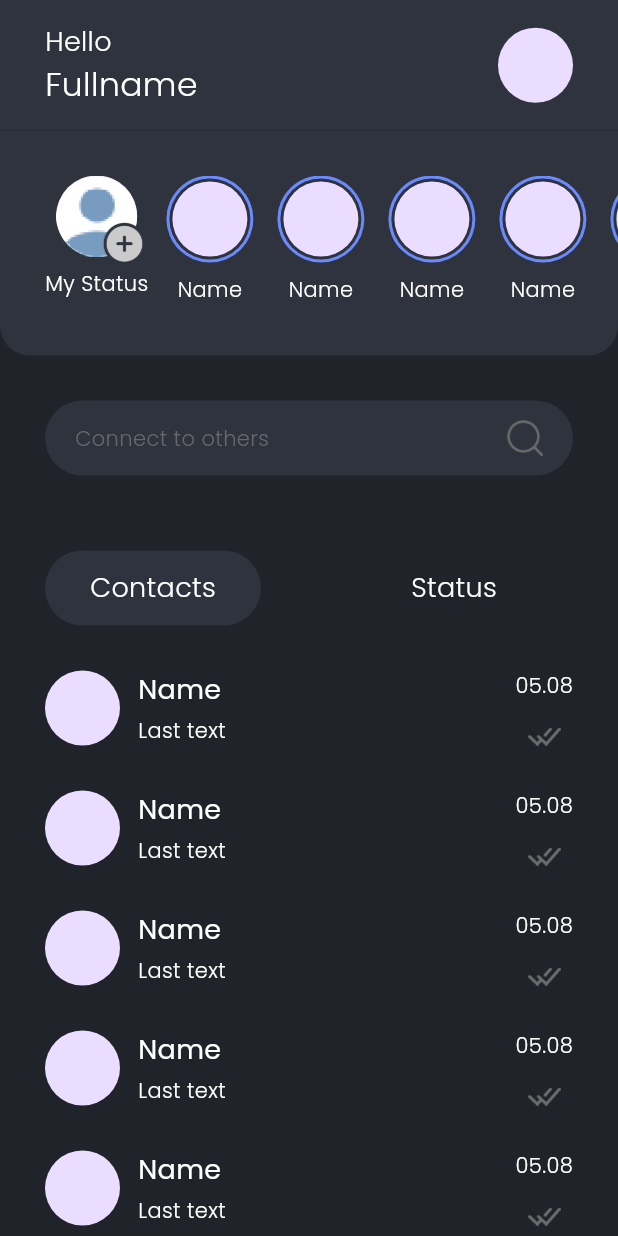
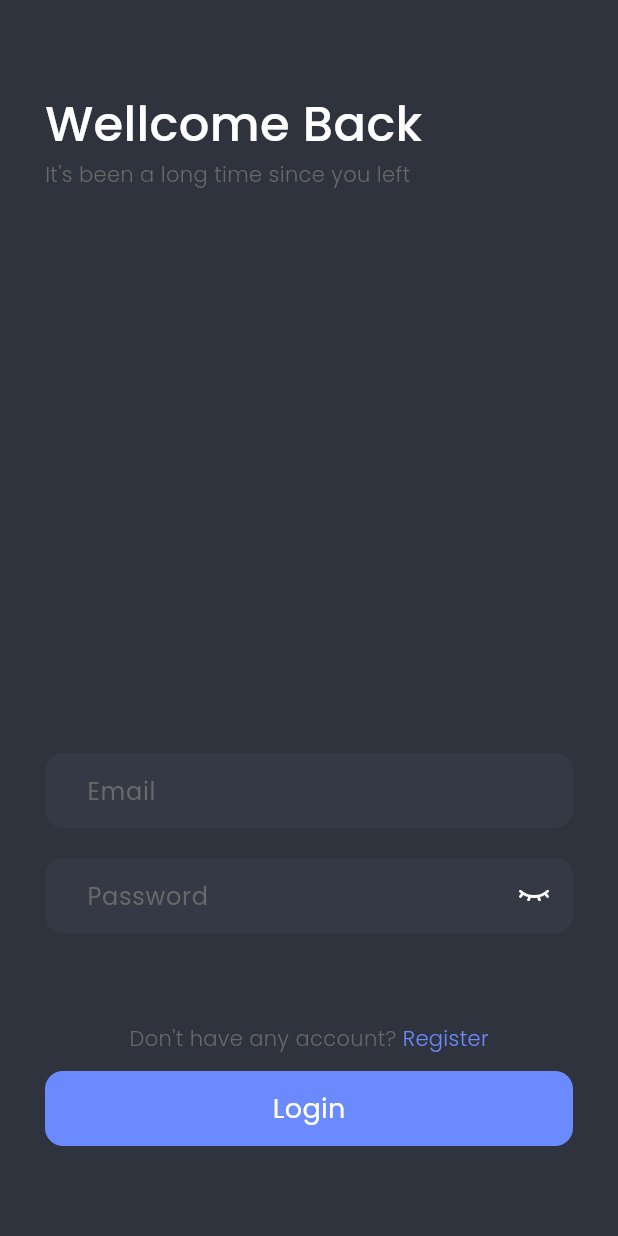
Before and after one commit to ahmdmarzuki/flutter_chat_app, a Flutter app: the screen it shows after launch, on a phone screen of 412 x 824 dp. Run offline on Flutter 3.47's test engine with Material 3 defaults, Android fonts, the phone set to English and light mode, and no system bars; our stand-ins replace google_fonts.

Commit message:
add login and registerscreen

```diff
--- a/lib/main.dart
+++ b/lib/main.dart
@@ -1,4 +1,7 @@
-import 'package:chat_app/src/screen/home_screen.dart';
+import 'package:chat_app/src/core/services/auth/register_or_login.dart';
+import 'package:chat_app/src/screen/auth/login_screen.dart';
+import 'package:chat_app/src/screen/auth/splash_screen.dart';
+import 'package:chat_app/src/screen/home/home_screen.dart';
 import 'package:flutter/material.dart';
 
 void main() {
@@ -8,17 +11,12 @@ void main() {
 class MyApp extends StatelessWidget {
   const MyApp({super.key});
 
-
   @override
   Widget build(BuildContext context) {
-    return MaterialApp(
+    return const MaterialApp(
       debugShowCheckedModeBanner: false,
       title: 'Flutter Demo',
-      theme: ThemeData(
-        colorScheme: ColorScheme.fromSeed(seedColor: Colors.deepPurple),
-        useMaterial3: true,
-      ),
-      home: const HomeScreen(),
+      home: RegisterOrLogin(),
     );
   }
 }
--- /dev/null
+++ b/lib/src/core/services/auth/register_or_login.dart
@@ -0,0 +1,33 @@
+import 'package:chat_app/src/screen/auth/login_screen.dart';
+import 'package:chat_app/src/screen/auth/register_screen.dart';
+import 'package:flutter/material.dart';
+
+class RegisterOrLogin extends StatefulWidget {
+  const RegisterOrLogin({super.key});
+
+  @override
+  State<RegisterOrLogin> createState() => _RegisterOrLoginState();
+}
+
+class _RegisterOrLoginState extends State<RegisterOrLogin> {
+  bool showLoginScreen = true;
+
+  void toggleNav() {
+    setState(() {
+      showLoginScreen = !showLoginScreen;
+    });
+  }
+
+  @override
+  Widget build(BuildContext context) {
+    if (showLoginScreen) {
+      return LoginScreen(onTap: () {
+        toggleNav();
+      });
+    } else {
+      return RegisterScreen(onTap: () {
+        toggleNav();
+      });
+    }
+  }
+}
--- /dev/null
+++ b/lib/src/screen/auth/login_screen.dart
@@ -0,0 +1,175 @@
+import 'package:chat_app/src/screen/auth/widget/expanded_button.dart';
+import 'package:chat_app/utils/colors.dart';
+import 'package:chat_app/utils/costum_text.dart';
+import 'package:chat_app/utils/font_weight.dart';
+import 'package:chat_app/utils/margin.dart';
+import 'package:chat_app/utils/text_style.dart';
+import 'package:flutter/material.dart';
+import 'package:google_fonts/google_fonts.dart';
+
+class LoginScreen extends StatefulWidget {
+  final void Function()? onTap;
+  const LoginScreen({super.key, required this.onTap});
+
+  @override
+  State<LoginScreen> createState() => _LoginScreenState();
+}
+
+class _LoginScreenState extends State<LoginScreen> {
+  final emailController = TextEditingController();
+  final passwordController = TextEditingController();
+  bool passIsHide = true;
+
+  bool isLoading = false;
+  @override
+  Widget build(BuildContext context) {
+    void togglePass() {
+      setState(() {
+        passIsHide = !passIsHide;
+      });
+    }
+
+    Widget emailInput() {
+      return Container(
+          height: 50,
+          width: double.infinity,
+          decoration: BoxDecoration(
+              color: bg2.withOpacity(.2),
+              borderRadius: BorderRadius.circular(12)),
+          child: Padding(
+            padding: const EdgeInsets.symmetric(horizontal: 16),
+            child: Row(
+              children: [
+                // Container(
+                //   width: 30,
+                //   child: Image.asset(
+                //     'assets/icon_email.png',
+                //     height: 20,
+                //   ),
+                // ),
+                const SizedBox(width: 12),
+                Expanded(
+                  child: TextFormField(
+                      controller: emailController,
+                      style: poppinsWhite,
+                      decoration: InputDecoration.collapsed(
+                          hintText: "Email", hintStyle: poppinsGrey)),
+                ),
+              ],
+            ),
+          ));
+    }
+
+    Widget passwordInput() {
+      return Container(
+          height: 50,
+          width: double.infinity,
+          decoration: BoxDecoration(
+              color: bg2.withOpacity(.2),
+              borderRadius: BorderRadius.circular(12)),
+          child: Padding(
+            padding: const EdgeInsets.symmetric(horizontal: 16),
+            child: Row(
+              children: [
+                // SizedBox(
+                //   width: 30,
+                //   child: Image.asset(
+                //     'assets/icon_password.png',
+                //     height: 25,
+                //   ),
+                // ),
+                const SizedBox(width: 12),
+                Expanded(
+                  child: TextFormField(
+                      obscureText: passIsHide ? true : false,
+                      controller: passwordController,
+                      style: poppinsWhite,
+                      decoration: InputDecoration.collapsed(
+                          hintText: "Password", hintStyle: poppinsGrey)),
+                ),
+                const Spacer(),
+                GestureDetector(
+                    onTap: () {
+                      togglePass();
+                    },
+                    child: Image.asset(
+                      passIsHide
+                          ? 'assets/icon_eye_close.png'
+                          : 'assets/icon_eye_open.png',
+                      width: 20,
+                      color: white,
+                    ))
+              ],
+            ),
+          ));
+    }
+
+    return Scaffold(
+      resizeToAvoidBottomInset: false,
+      backgroundColor: accentBlack,
+      body: SafeArea(
+        child: Container(
+          padding: EdgeInsets.symmetric(
+              horizontal: defaultMargin, vertical: defaultMargin * 2),
+          child: Column(
+            mainAxisAlignment: MainAxisAlignment.spaceBetween,
+            crossAxisAlignment: CrossAxisAlignment.start,
+            children: [
+              SizedBox(
+                child: Column(
+                  crossAxisAlignment: CrossAxisAlignment.start,
+                  children: [
+                    CostumText(
+                      text: "Wellcome Back",
+                      color: white,
+                      fontSize: 32,
+                      fontWeight: FWeight().medium,
+                    ),
+                    CostumText(
+                        text: "It's been a long time since you left",
+                        color: grey,
+                        fontWeight: FWeight().light)
+                  ],
+                ),
+              ),
+              SizedBox(
+                child: Column(
+                  children: [
+                    // Image.asset('assets/image_login.png'),
+                    emailInput(),
+                    const SizedBox(height: 20),
+                    passwordInput(),
+                    SizedBox(height: defaultMargin * 2),
+                    Row(
+                      mainAxisAlignment: MainAxisAlignment.center,
+                      children: [
+                        CostumText(
+                            text: "Don't have any account?", color: grey),
+                        const SizedBox(width: 4),
+                        GestureDetector(
+                            onTap: widget.onTap,
+                            child: CostumText(
+                                text: "Register", color: primaryColor))
+                      ],
+                    ),
+                    const SizedBox(height: 12),
+                    ExpandedButton(
+                        text: "Login",
+                        isLoading: isLoading,
+                        textColor: white,
+                        buttonColor: primaryColor,
+                        loadingButtonColor: primaryColor.withOpacity(.7),
+                        textStyle: GoogleFonts.poppins(),
+                        onTap: () {
+                          // signIn();
+                        })
+                  ],
+                ),
+              ),
+            ],
+          ),
+        ),
+      ),
+    );
+  }
+}
--- /dev/null
+++ b/lib/src/screen/auth/widget/expanded_button.dart
@@ -0,0 +1,45 @@
+import 'package:flutter/material.dart';
+import 'package:google_fonts/google_fonts.dart';
+
+class ExpandedButton extends StatelessWidget {
+  final String text;
+  final bool isLoading;
+  final Color textColor;
+  final Color buttonColor;
+  final Color loadingButtonColor;
+  final TextStyle textStyle;
+  final void Function() onTap;
+  const ExpandedButton(
+      {super.key,
+      required this.text,
+      required this.isLoading,
+      required this.textColor,
+      required this.buttonColor,
+      required this.loadingButtonColor,
+      required this.textStyle,
+      required this.onTap});
+
+  @override
+  Widget build(BuildContext context) {
+    return InkWell(
+      onTap: onTap,
+      child: Container(
+        height: 50,
+        width: double.infinity,
+        decoration: BoxDecoration(
+            borderRadius: BorderRadius.circular(12),
+            color: isLoading ? loadingButtonColor : buttonColor),
+        child: Center(
+            child: Stack(
+          children: [
+            Text(
+              text,
+              style: GoogleFonts.poppins(color: textColor, fontSize: 18),
+            ),
+            isLoading ? const CircularProgressIndicator() : const SizedBox()
+          ],
+        )),
+      ),
+    );
+  }
+}
--- a/lib/src/screen/chat/widget/bubble_chat.dart
+++ b/lib/src/screen/chat/widget/bubble_chat.dart
@@ -23,12 +23,12 @@ class BubbleChat extends StatelessWidget {
               BoxConstraints(maxWidth: MediaQuery.of(context).size.width * .6),
           padding: const EdgeInsets.symmetric(horizontal: 16, vertical: 8),
           decoration: BoxDecoration(
-              color: isSender ?primaryColor:accentBlack,
+              color: isSender ? primaryColor : accentBlack,
               borderRadius: BorderRadius.only(
                 topLeft: const Radius.circular(12),
-                bottomRight: Radius.circular(isSender?0:12),
+                bottomRight: Radius.circular(isSender ? 0 : 12),
                 topRight: const Radius.circular(12),
-                bottomLeft: Radius.circular(!isSender?0:12),
+                bottomLeft: Radius.circular(!isSender ? 0 : 12),
               )),
           child: CostumText(text: text, color: white, fontSize: FSize().medium),
         ),
--- a/lib/src/screen/home_screen.dart
+++ b/lib/src/screen/home/home_screen.dart
@@ -1,5 +1,5 @@
-import 'package:chat_app/src/screen/widget/my_status.dart';
-import 'package:chat_app/src/screen/widget/status_page.dart';
+import 'package:chat_app/src/screen/home/widget/my_status.dart';
+import 'package:chat_app/src/screen/home/widget/status_page.dart';
 import 'package:chat_app/utils/colors.dart';
 import 'package:chat_app/utils/costum_text.dart';
 import 'package:chat_app/utils/font_size.dart';
@@ -184,7 +184,6 @@ class _HomeScreenState extends State<HomeScreen> {
         appBar: PreferredSize(
             preferredSize: const Size.fromHeight(87), child: header()),
         body: SingleChildScrollView(
-          child: Container(
           child: Column(
             children: [
               statusBar(),
@@ -197,7 +196,6 @@ class _HomeScreenState extends State<HomeScreen> {
               SizedBox(height: defaultMargin)
             ],
           ),
-          ),
         ));
   }
 }
--- a/lib/src/screen/widget/contact_card.dart
+++ b/lib/src/screen/home/widget/contact_card.dart
@@ -23,8 +23,9 @@ class ContactCard extends StatelessWidget {
         margin: EdgeInsets.symmetric(horizontal: defaultMargin),
         child: Row(
           children: [
-            const CircleAvatar(
+            CircleAvatar(
               radius: 25,
+              child: Image.asset('assets/image_profile.png'),
             ),
             const SizedBox(width: 12),
             Column(
--- a/lib/src/screen/widget/contact_page.dart
+++ b/lib/src/screen/home/widget/contact_page.dart
@@ -1,4 +1,4 @@
-import 'package:chat_app/src/screen/widget/contact_card.dart';
+import 'package:chat_app/src/screen/home/widget/contact_card.dart';
 import 'package:chat_app/utils/margin.dart';
 import 'package:flutter/material.dart';
 
--- a/lib/src/screen/widget/my_status.dart
+++ b/lib/src/screen/home/widget/my_status.dart
@@ -12,7 +12,7 @@ class MyStatus extends StatelessWidget {
         Stack(
           clipBehavior: Clip.none,
           children: [
-             CircleAvatar(
+            CircleAvatar(
               radius: 27,
               child: Image.asset('assets/image_profile.png'),
             ),
--- a/lib/src/screen/widget/status_avatar.dart
+++ b/lib/src/screen/home/widget/status_avatar.dart
@@ -17,8 +17,9 @@ class StatusAvatar extends StatelessWidget {
           child: CircleAvatar(
             radius: 27,
             backgroundColor: accentBlack,
-            child: const CircleAvatar(
+            child: CircleAvatar(
               radius: 25,
+              child: Image.asset('assets/image_profile.png'),
             ),
           ),
         ),
--- a/lib/utils/colors.dart
+++ b/lib/utils/colors.dart
@@ -3,5 +3,6 @@ import 'package:flutter/material.dart';
 Color primaryColor = const Color(0xFF6B8AFD);
 Color accentBlack = const Color(0xFF2E333D);
 Color bg1 = const Color(0xFF202329);
+Color bg2 = const Color(0xFF4a5163);
 Color grey = const Color(0xFF696969);
 Color white = const Color(0xFFFFFFFF);
```
Also changed, not shown: lib/src/screen/auth/register_screen.dart (added, +321 -0 lines), lib/src/screen/auth/splash_screen.dart (added, +39 -0 lines), assets/icon_add.png (deleted), assets/icon_eye_close.png (added), assets/icon_eye_open.png (added), lib/src/screen/home/widget/status_page.dart (renamed from lib/src/screen/widget/status_page.dart). Lines whose indentation alone changed are shown as unchanged.
